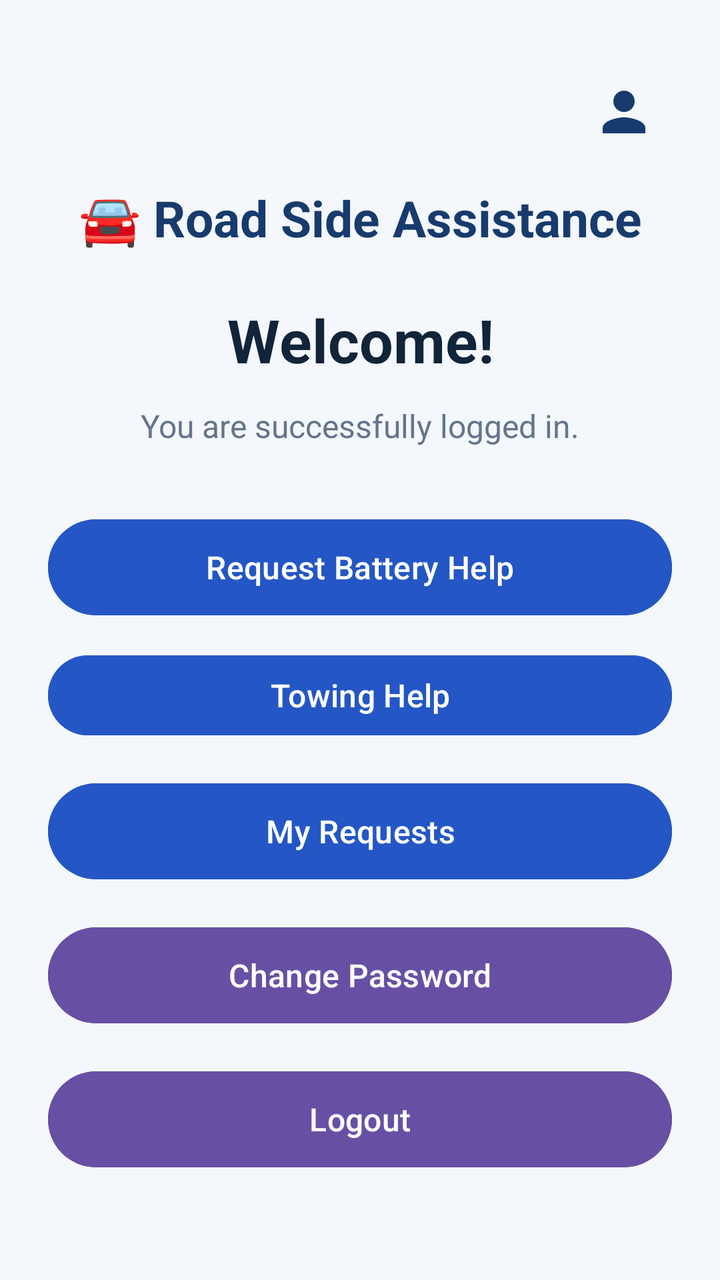
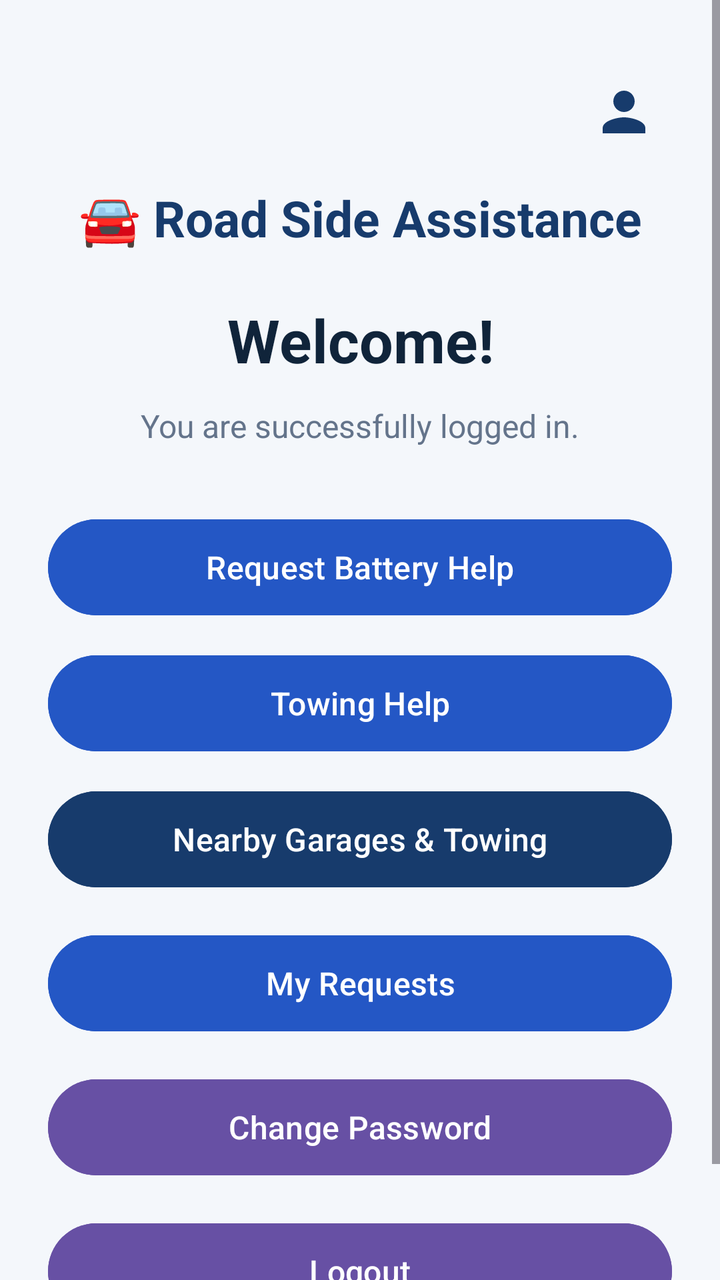

Compare the two renders of this Android layout. The source of the first and the diff that turns it into the second are given below.
<!-- AndroidManifest.xml: application theme Theme.RoadsideAssistance -->
<!-- res/layout/activity_home.xml -->
<?xml version="1.0" encoding="utf-8"?>
<ScrollView xmlns:android="http://schemas.android.com/apk/res/android"
    xmlns:app="http://schemas.android.com/apk/res-auto"
    android:layout_width="match_parent"
    android:layout_height="match_parent"
    android:background="#F4F7FB"
    android:fillViewport="true">

    <LinearLayout
        android:layout_width="match_parent"
        android:layout_height="wrap_content"
        android:orientation="vertical"
        android:gravity="center_horizontal"
        android:padding="24dp">

        
        <FrameLayout
            android:layout_width="match_parent"
            android:layout_height="wrap_content"
            android:layout_marginTop="8dp">

            <ImageButton
                android:id="@+id/btnProfile"
                android:layout_width="48dp"
                android:layout_height="48dp"
                android:layout_gravity="end"
                android:background="?attr/selectableItemBackgroundBorderless"
                android:contentDescription="My Profile"
                android:padding="8dp"
                android:scaleType="fitCenter"
                android:src="@drawable/ic_profile"
                app:tint="#173B6C" />

        </FrameLayout>

        
        <TextView
            android:layout_width="match_parent"
            android:layout_height="wrap_content"
            android:layout_marginTop="12dp"
            android:gravity="center"
            android:text="🚘 Road Side Assistance"
            android:textColor="#173B6C"
            android:textSize="25sp"
            android:textStyle="bold" />

        
        <TextView
            android:id="@+id/tvWelcome"
            android:layout_width="match_parent"
            android:layout_height="wrap_content"
            android:layout_marginTop="24dp"
            android:gravity="center"
            android:text="Welcome!"
            android:textColor="#10243A"
            android:textSize="30sp"
            android:textStyle="bold" />

        
        <TextView
            android:layout_width="match_parent"
            android:layout_height="wrap_content"
            android:layout_marginTop="12dp"
            android:layout_marginBottom="24dp"
            android:gravity="center"
            android:text="You are successfully logged in."
            android:textColor="#64748B"
            android:textSize="16sp" />

        
        <Button
            android:id="@+id/btnBatteryHelp"
            android:layout_width="match_parent"
            android:layout_height="56dp"
            android:layout_marginTop="8dp"
            android:backgroundTint="#2457C5"
            android:text="Request Battery Help"
            android:textAllCaps="false"
            android:textColor="#FFFFFF"
            android:textSize="16sp" />

        <Button
            android:id="@+id/btnTowingHelp"
            android:layout_width="match_parent"
            android:layout_height="wrap_content"
            android:layout_marginTop="12dp"
            android:backgroundTint="#2457C5"
            android:text="Towing Help"
            android:textAllCaps="false"
            android:textColor="#FFFFFF"
            android:textSize="16sp" />

        
        <Button
            android:id="@+id/btnMyRequests"
            android:layout_width="match_parent"
            android:layout_height="56dp"
            android:layout_marginTop="16dp"
            android:backgroundTint="#2457C5"
            android:text="My Requests"
            android:textAllCaps="false"
            android:textColor="#FFFFFF"
            android:textSize="16sp" />

        
        <Button
            android:id="@+id/btnChangePassword"
            android:layout_width="match_parent"
            android:layout_height="56dp"
            android:layout_marginTop="16dp"
            android:backgroundTint="#6750A4"
            android:text="Change Password"
            android:textAllCaps="false"
            android:textColor="#FFFFFF"
            android:textSize="16sp" />

        
        <Button
            android:id="@+id/btnLogout"
            android:layout_width="match_parent"
            android:layout_height="56dp"
            android:layout_marginTop="16dp"
            android:layout_marginBottom="16dp"
            android:backgroundTint="#6750A4"
            android:text="Logout"
            android:textAllCaps="false"
            android:textColor="#FFFFFF"
            android:textSize="16sp" />

    </LinearLayout>

</ScrollView>
<!-- resources referenced by this layout -->
<resources>
  <!-- drawable ic_profile (drawable) -->
  <?xml version="1.0" encoding="utf-8"?>
  <vector xmlns:android="http://schemas.android.com/apk/res/android"
      android:width="32dp"
      android:height="32dp"
      android:viewportWidth="24"
      android:viewportHeight="24">
  
      <path
          android:fillColor="#173B6C"
          android:pathData="M12,12c2.21,0 4,-1.79 4,-4s-1.79,-4 -4,-4 -4,1.79 -4,4 1.79,4 4,4zM12,14c-2.67,0 -8,1.34 -8,4v2h16v-2c0,-2.66 -5.33,-4 -8,-4z" />
  </vector>
  <style name="Theme.RoadsideAssistance" parent="Base.Theme.RoadsideAssistance" />
  <style name="Base.Theme.RoadsideAssistance" parent="Theme.Material3.DayNight.NoActionBar">
          
          
      </style>
</resources>

<!-- the commit's change to res/layout/activity_home.xml (unified diff, before → after) -->
@@ -79,13 +79,26 @@
             android:textColor="#FFFFFF"
             android:textSize="16sp" />
 
+        
         <Button
             android:id="@+id/btnTowingHelp"
             android:layout_width="match_parent"
-            android:layout_height="wrap_content"
+            android:layout_height="56dp"
             android:layout_marginTop="12dp"
             android:backgroundTint="#2457C5"
             android:text="Towing Help"
+            android:textAllCaps="false"
+            android:textColor="#FFFFFF"
+            android:textSize="16sp" />
+
+        
+        <Button
+            android:id="@+id/btnGarageTowingMap"
+            android:layout_width="match_parent"
+            android:layout_height="56dp"
+            android:layout_marginTop="12dp"
+            android:backgroundTint="#173B6C"
+            android:text="Nearby Garages &amp; Towing"
             android:textAllCaps="false"
             android:textColor="#FFFFFF"
             android:textSize="16sp" />
